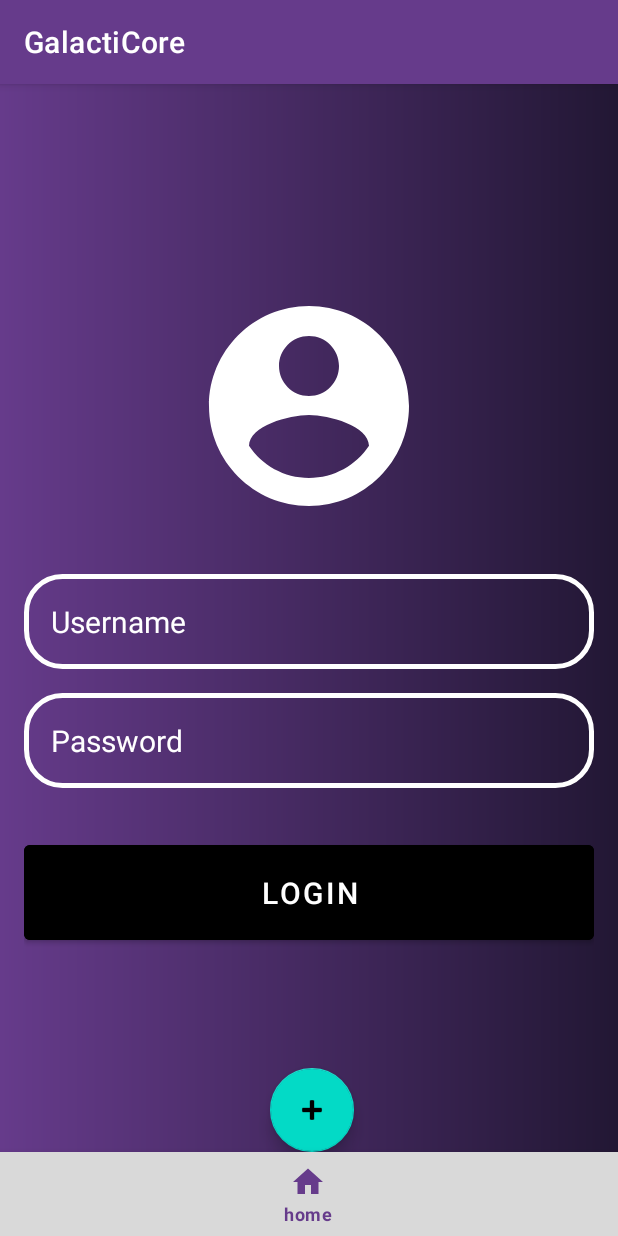
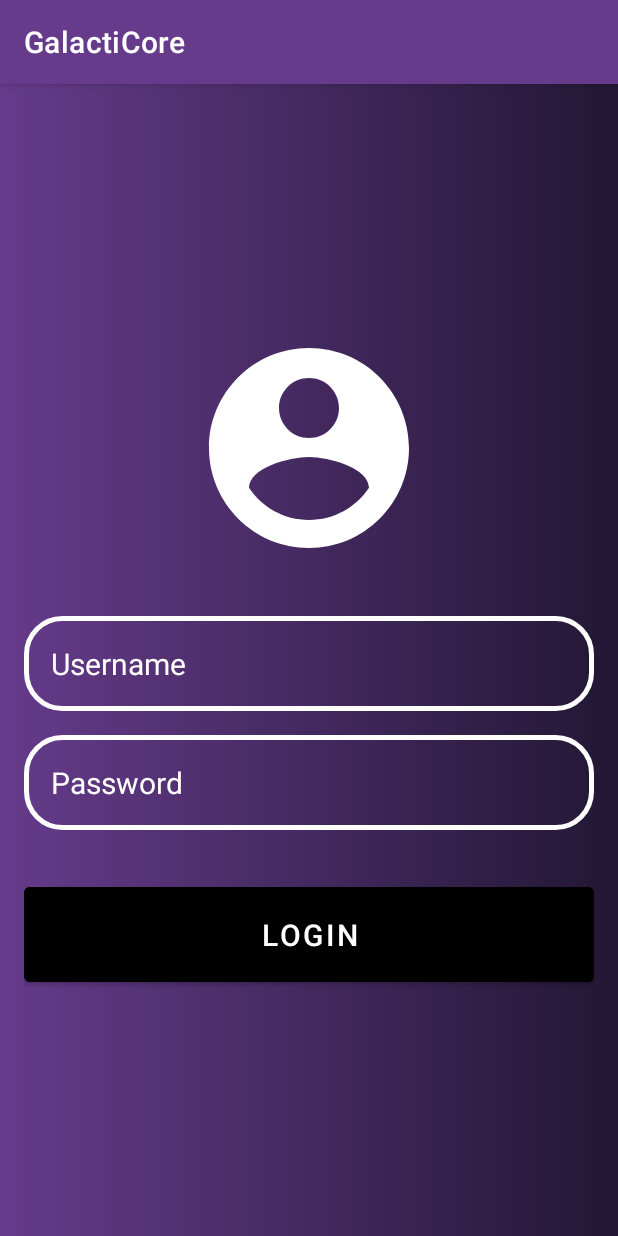
Before and after one commit to Harold107/star-vault, an Android app: the screen it shows after launch (MainActivity), after a tap on "LOGIN", on a phone screen of 412 x 824 dp. Run offline under Robolectric (Android 15) with nearby library versions, the phone set to English and light mode, and no system bars; our stand-ins replace Room's generated code, navigation-ui.

Commit message:
Set the gradient color for current goal, hide the navigation bar in login page

```diff
--- a/app/src/main/java/com/example/galacticore/MainActivity.java
+++ b/app/src/main/java/com/example/galacticore/MainActivity.java
@@ -45,7 +45,12 @@ public class MainActivity extends AppCompatActivity {
                 if (destination.getId() == R.id.addTransactionFragment) {
                     bottomNav.setVisibility(View.GONE);
                     binding.newTransactionBtn.setVisibility(View.GONE);
-                } else {
+                }
+                else if(destination.getId() == R.id.loginFragment){
+                    bottomNav.setVisibility(View.GONE);
+                    binding.newTransactionBtn.setVisibility(View.GONE);
+                }
+                else {
                     bottomNav.setVisibility(View.VISIBLE);
                     binding.newTransactionBtn.setVisibility(View.VISIBLE);
                 }
```
Also changed, not shown: app/src/main/java/com/example/galacticore/HomeFragment.java (+20 -1 lines), app/src/main/res/layout/fragment_home.xml (+4 -5 lines).
